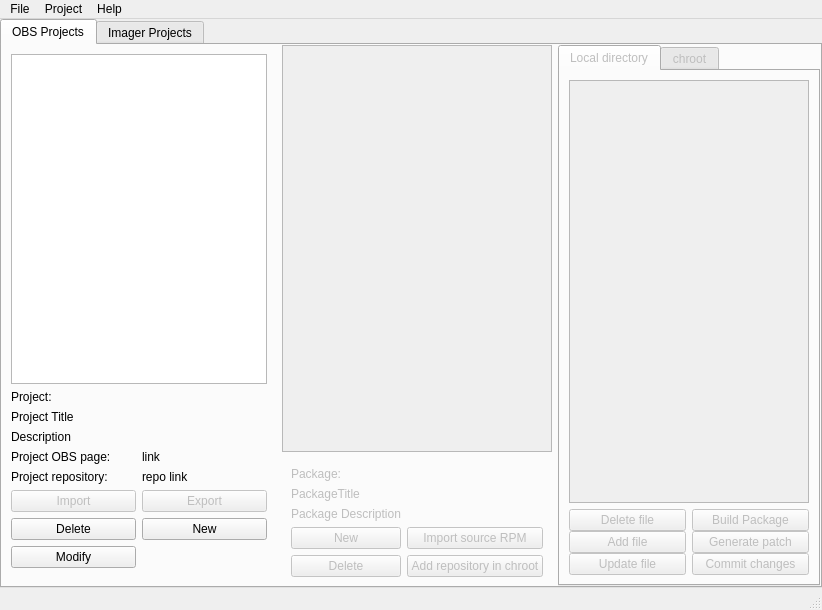
Above: src/ObsLightGui/ui/obsLightMain.ui from ronan22/obs-light before the change. Below: the same form after it.
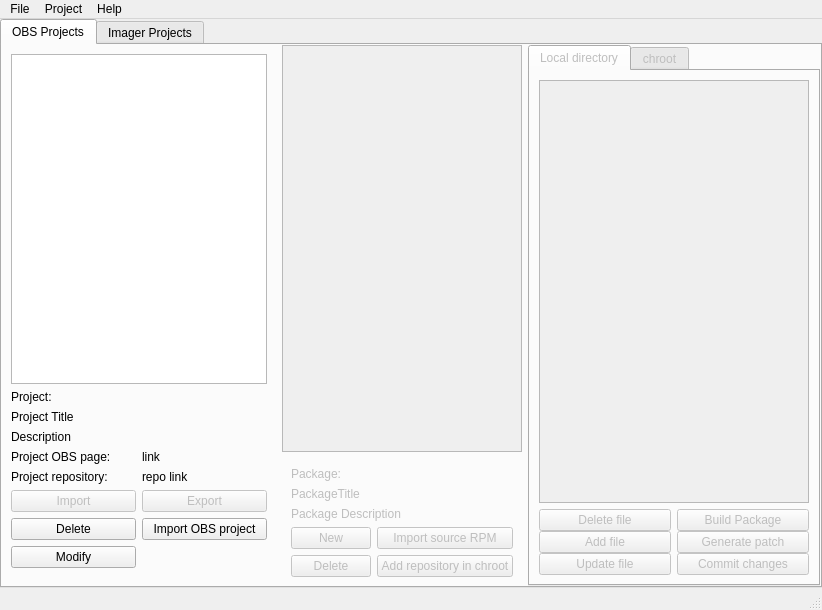
That is the form after the change.

Commit message: - fixed some runtime warnings in GUI - added refresh after importing package

Diff of the .ui file:
```diff
--- a/src/ObsLightGui/ui/obsLightMain.ui
+++ b/src/ObsLightGui/ui/obsLightMain.ui
@@ -134,7 +134,7 @@
                     <locale language="English" country="UnitedStates"/>
                    </property>
                    <property name="text">
-                    <string>New</string>
+                    <string>Import OBS project</string>
                    </property>
                   </widget>
                  </item>
@@ -241,7 +241,7 @@
               <item>
                <widget class="QWidget" name="packageWidget" native="true">
                 <layout class="QGridLayout" name="gridLayout_10">
-                 <item row="4" column="0">
+                 <item row="4" column="0" colspan="2">
                   <widget class="QLabel" name="packageDescriptionLabel">
                    <property name="text">
                     <string>Package Description</string>
@@ -272,7 +272,7 @@
                    </property>
                   </widget>
                  </item>
-                 <item row="3" column="0">
+                 <item row="3" column="0" colspan="2">
                   <widget class="QLabel" name="packageTitleLabel">
                    <property name="text">
                     <string>PackageTitle</string>
```
The commit also changes 3 other files.
